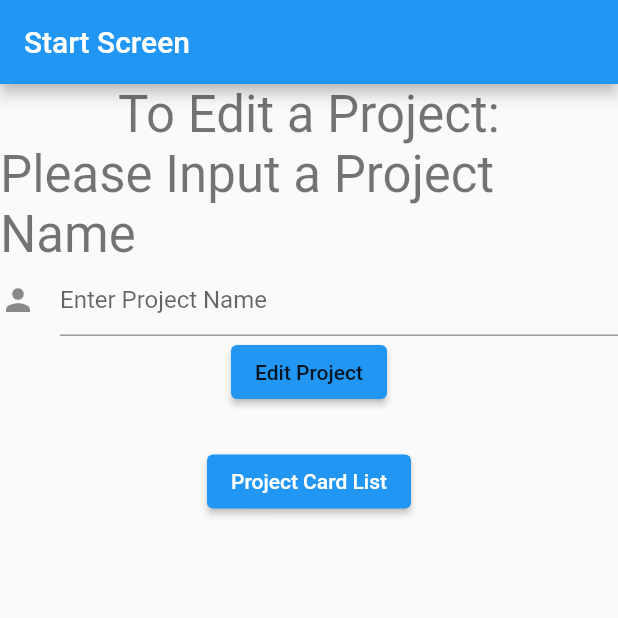
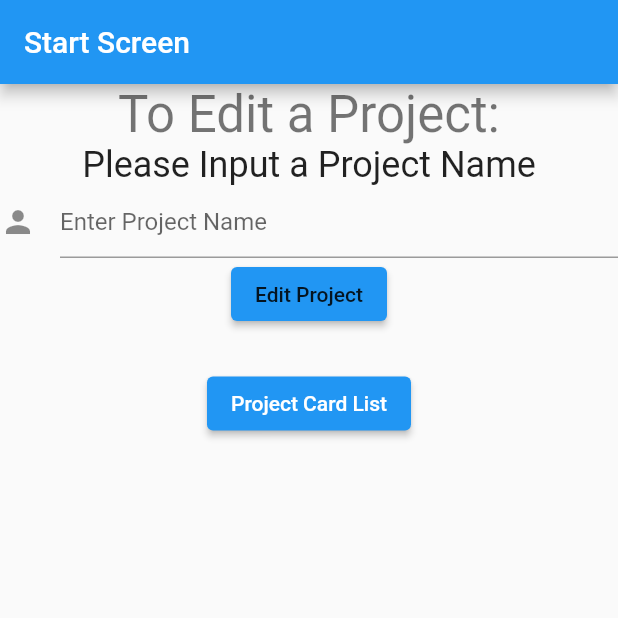
Before and after one commit to LT28account/Costume-Design-App, a Flutter app: the screen it shows after launch, on a phone screen of 412 x 824 dp, the top half of it. Run offline on Flutter 3.47's test engine with Material 2 defaults, Android fonts, the phone set to English and light mode, and no system bars.

Commit message:
change headline type smaller

```diff
--- a/lib/viewscreen/start_screen.dart
+++ b/lib/viewscreen/start_screen.dart
@@ -42,7 +42,7 @@ class _StartState extends State<StartScreen> {
             ),
             Text(
               'Please Input a Project Name',
-              style: Theme.of(context).textTheme.headline4,
+              style: Theme.of(context).textTheme.headline5,
             ),
             Form(
               key: formKey,
```
